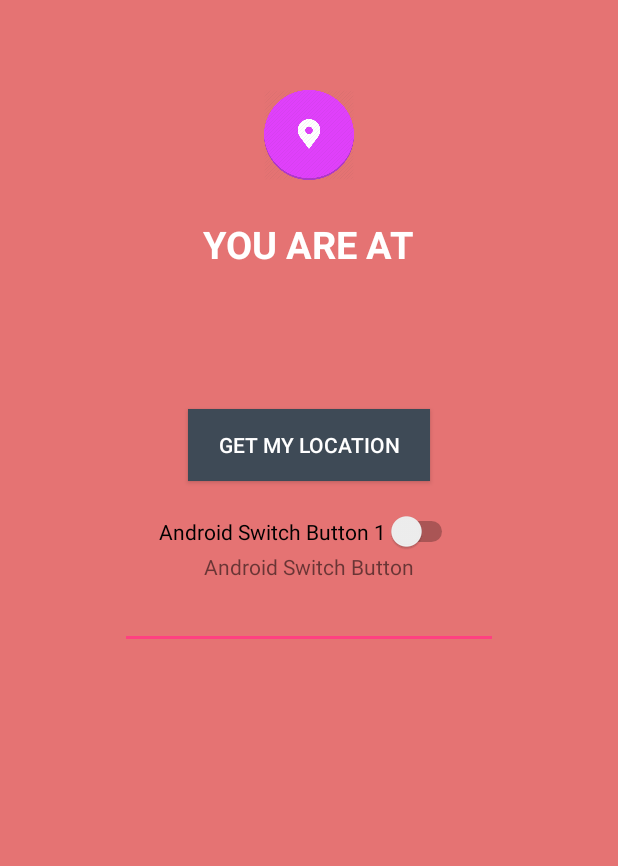
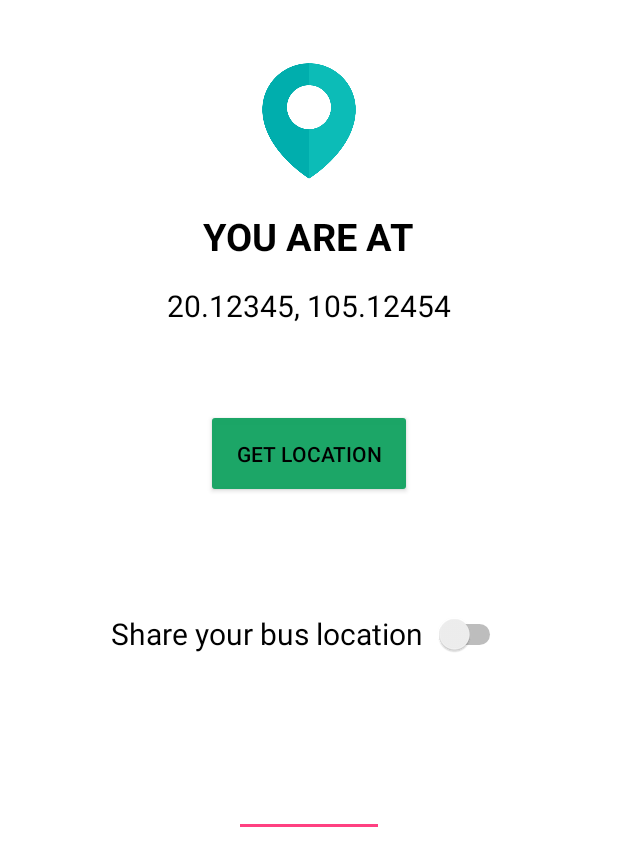
Before and after one commit to manhnvhanu/HanoiBusTracker, an Android app: the layout activity_share_location.xml on its own in the app's theme, with its tools: preview values and no code run, on a phone screen of 412 x 824 dp. Shown: the top 866 px of the screen. Run offline under Robolectric (Android 15) with nearby library versions, the phone set to English and light mode, and no system bars.

Commit message:
Complete Project

```diff
--- a/app/build.gradle
+++ b/app/build.gradle
@@ -10,6 +10,8 @@ android {
         targetSdkVersion 23
         versionCode 1
         versionName "1.0"
+        multiDexEnabled true
+
     }
     buildTypes {
         release {
@@ -24,8 +26,9 @@ dependencies {
     testCompile 'junit:junit:4.12'
     compile 'com.android.support:appcompat-v7:23.3.0'
     compile 'com.google.android.gms:play-services:8.4.0'
-    compile 'com.android.support:support-v4:23.3.0'
+//    compile 'com.android.support:support-v4:23.3.0'
     compile 'com.firebase:firebase-client-android:2.5.2'
     compile 'com.firebase:geofire:1.1.0'
+    compile 'com.android.support:multidex:1.0.1'
 
 }
--- a/app/src/main/res/layout/activity_share_location.xml
+++ b/app/src/main/res/layout/activity_share_location.xml
@@ -1,23 +1,23 @@
 <LinearLayout xmlns:android="http://schemas.android.com/apk/res/android"
-    xmlns:tools="http://schemas.android.com/tools"
     android:layout_width="match_parent"
     android:layout_height="match_parent"
-    android:background="#E57373"
+    android:background="#FFFFFF"
     android:gravity="center_horizontal"
-    android:orientation="vertical" >
+    android:orientation="vertical"
+    android:weightSum="1">
 
     <ImageView
-        android:layout_width="60dp"
-        android:layout_height="60dp"
-        android:layout_marginTop="60dp"
+        android:layout_width="80dp"
+        android:layout_height="80dp"
+        android:layout_marginTop="40dp"
         android:src="@drawable/marker" />
 
     <TextView
         android:layout_width="wrap_content"
         android:layout_height="wrap_content"
-        android:layout_marginTop="25dp"
+        android:layout_marginTop="20dp"
         android:text="@string/lbl_you_are_at"
-        android:textColor="@color/white"
+        android:textColor="#000"
         android:textSize="25dp"
         android:textStyle="bold" />
 
@@ -26,44 +26,48 @@
         android:layout_width="wrap_content"
         android:layout_height="wrap_content"
         android:gravity="center_horizontal"
+        android:text="20.12345, 105.12454"
         android:padding="15dp"
-        android:textColor="@color/white"
-        android:textSize="16dp" />
+        android:textColor="#000"
+        android:textSize="20dp" />
 
     <Button
         android:id="@+id/btnShowLocation"
+        style="?android:attr/buttonStyleSmall"
         android:layout_width="wrap_content"
         android:layout_height="wrap_content"
+        android:layout_gravity="center_horizontal"
         android:layout_marginTop="40dp"
-        android:background="@color/btn_bg"
-        android:paddingLeft="20dp"
-        android:paddingRight="20dp"
+        android:padding="20dp"
         android:text="@string/btn_get_location"
-        android:textColor="@color/white"
-        android:layout_gravity="center_horizontal" />
+        android:textColor="#000"
+        android:theme="@style/MyButton" />
 
 
     <Switch
         android:id="@+id/switchButton"
-        android:layout_width="wrap_content"
+        android:layout_width="263dp"
         android:layout_height="wrap_content"
+        android:layout_gravity="center_horizontal"
         android:layout_marginTop="20dp"
-        android:text="Android Switch Button 1" />
+        android:layout_weight="0.3"
+        android:text="Share your bus location"
+        android:textSize="20dp" />
 
     <TextView
         android:id="@+id/textView"
         android:layout_width="wrap_content"
-        android:layout_height="wrap_content"
-        android:text="Android Switch Button" />
+        android:layout_height="wrap_content" />
 
     <EditText
-        android:layout_width="252dp"
+        android:id="@+id/busNumber"
+        android:layout_width="100dp"
         android:layout_height="wrap_content"
-        android:inputType="numberSigned"
+        android:layout_gravity="center_horizontal"
         android:digits="0123456789"
         android:ems="10"
-        android:id="@+id/busNumber"
-        android:layout_gravity="center_horizontal" />
+        android:gravity="center_vertical|center_horizontal"
+        android:inputType="numberSigned" />
 
 
 </LinearLayout>
--- a/app/src/main/res/values/strings.xml
+++ b/app/src/main/res/values/strings.xml
@@ -1,11 +1,9 @@
 <resources>
-    <string name="app_name">HnBusTracker</string>
+    <string name="app_name">Bus Tracker</string>
 
     <string name="lbl_you_are_at">YOU ARE AT</string>
-    <string name="btn_get_location">GET MY LOCATION</string>
+    <string name="btn_get_location">GET LOCATION</string>
     <string name="btn_start_location_updates">START LOCATION UPDATES</string>
     <string name="btn_stop_location_updates">STOP LOCATION UPDATES</string>
 
-    <!-- TODO: Remove or change this placeholder text -->
-    <string name="hello_blank_fragment">Hello blank fragment</string>
 </resources>
--- a/app/src/main/res/values/styles.xml
+++ b/app/src/main/res/values/styles.xml
@@ -8,4 +8,10 @@
         <item name="colorAccent">@color/colorAccent</item>
     </style>
 
+
+    <style name="MyButton" parent="Theme.AppCompat.Light">
+        <item name="colorControlHighlight">#f816a463</item>
+        <item name="colorButtonNormal">#f816a463</item>
+    </style>
+
 </resources>
```
Also changed, not shown: app/src/main/AndroidManifest.xml (+3 -5 lines), app/src/main/java/com/acruxsolutions/hnbustracker/MainActivity.java (+30 -4 lines), app/src/main/java/com/acruxsolutions/hnbustracker/ShareLocationActivity.java (+162 -116 lines), app/src/main/java/com/acruxsolutions/hnbustracker/ViewBusActivity.java (+25 -7 lines), app/src/main/res/layout/activity_main.xml (+4 -3 lines), app/src/main/res/layout/activity_select_bus.xml (deleted, +0 -19 lines), app/src/main/res/drawable/marker.png, app/src/main/res/mipmap-hdpi/ic_launcher.png, app/src/main/res/mipmap-mdpi/ic_launcher.png, app/src/main/res/mipmap-xhdpi/ic_launcher.png, app/src/main/res/mipmap-xxhdpi/ic_launcher.png, app/src/main/res/mipmap-xxxhdpi/ic_launcher.png, 2 other files.
